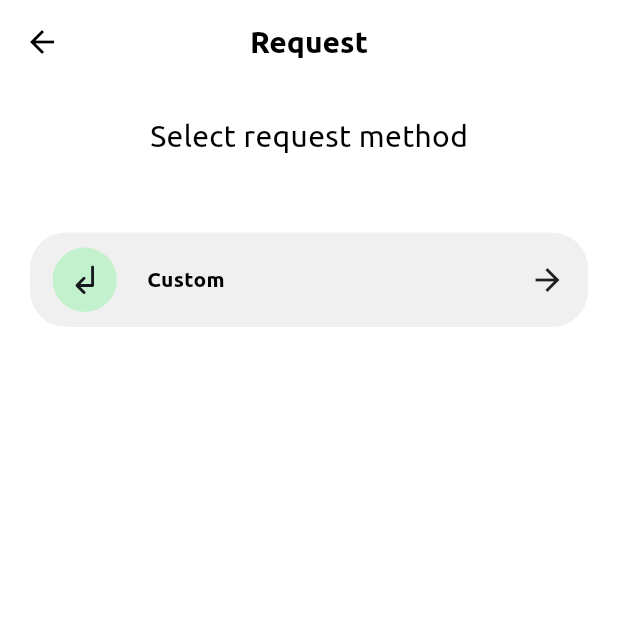
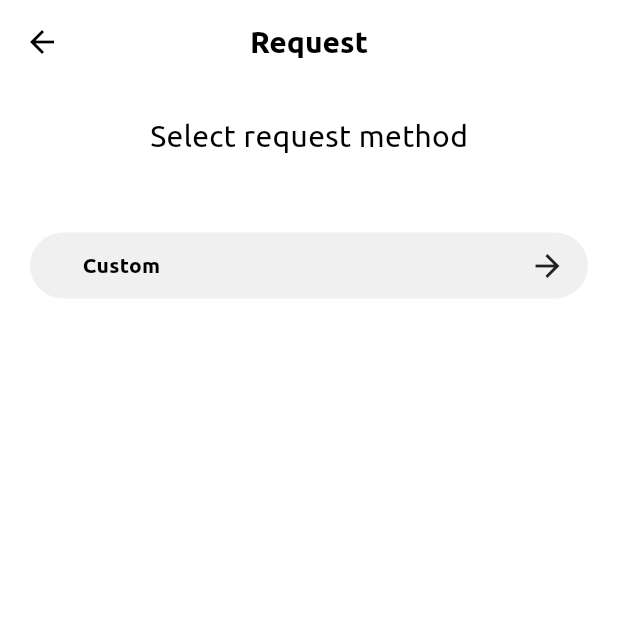
Before and after one commit to top2429/Finance-App, a Flutter app: the ChooseRequestMethod screen opened directly, on a phone screen of 412 x 824 dp, the top half of it. Run offline on Flutter 3.47's test engine with Material 3 defaults, Android fonts, the phone set to English and light mode, and no system bars; our stand-ins replace buttons_tabbar, cloud_firestore, firebase_auth, firebase_core, fl_chart, flutter_otp_text_field and 3 more; missing offline and left inert: flutterwave_standard, pin_plus_keyboard; accounts and stored records are empty; project files that could hold a hidden picture were left out.

Commit message:
fix: Some features is updated.

```diff
--- a/lib/commonWidgets/arrowButton.dart
+++ b/lib/commonWidgets/arrowButton.dart
@@ -32,17 +32,6 @@ class ArrowButton extends StatelessWidget {
           padding: const EdgeInsets.symmetric(horizontal: 15, vertical: 10),
           child: Row(
             children: [
-              Container(
-                  decoration: BoxDecoration(
-                      color: innerContainerColor, shape: BoxShape.circle),
-                  child: Padding(
-                    padding: const EdgeInsets.all(12),
-                    child: SvgPicture.asset(
-                      "assets/images/$image",
-                      height: 19,
-                      width: 19,
-                    ),
-                  )),
               const SizedBox(
                 width: 20,
               ),
```
